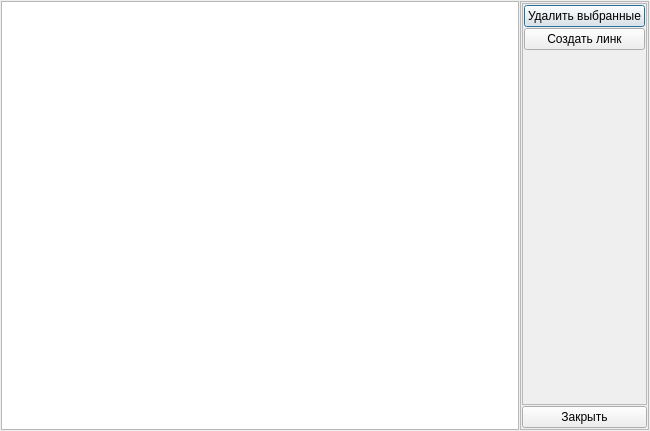
The window that Dialogs/edit_links_dialog.ui (Intueor/Z-Editor) describes before a commit, drawn with Qt 5.
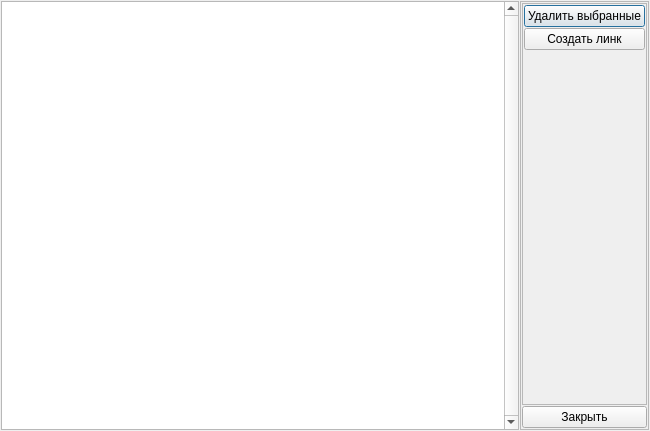
The same window after the commit.

```diff
--- a/Dialogs/edit_links_dialog.ui
+++ b/Dialogs/edit_links_dialog.ui
@@ -42,7 +42,37 @@
     <number>1</number>
    </property>
    <item>
-    <widget class="QTableWidget" name="tableWidget_Links"/>
+    <widget class="QTableWidget" name="tableWidget_Links">
+     <property name="verticalScrollBarPolicy">
+      <enum>Qt::ScrollBarAlwaysOn</enum>
+     </property>
+     <property name="horizontalScrollBarPolicy">
+      <enum>Qt::ScrollBarAlwaysOff</enum>
+     </property>
+     <property name="sizeAdjustPolicy">
+      <enum>QAbstractScrollArea::AdjustToContents</enum>
+     </property>
+     <property name="editTriggers">
+      <set>QAbstractItemView::NoEditTriggers</set>
+     </property>
+     <property name="selectionBehavior">
+      <enum>QAbstractItemView::SelectRows</enum>
+     </property>
+     <property name="columnCount">
+      <number>5</number>
+     </property>
+     <attribute name="horizontalHeaderVisible">
+      <bool>false</bool>
+     </attribute>
+     <attribute name="verticalHeaderVisible">
+      <bool>false</bool>
+     </attribute>
+     <column/>
+     <column/>
+     <column/>
+     <column/>
+     <column/>
+    </widget>
    </item>
    <item>
     <widget class="QFrame" name="frame">
```
Left out of the diff: 19 changed lines with no effect on the pictures.
